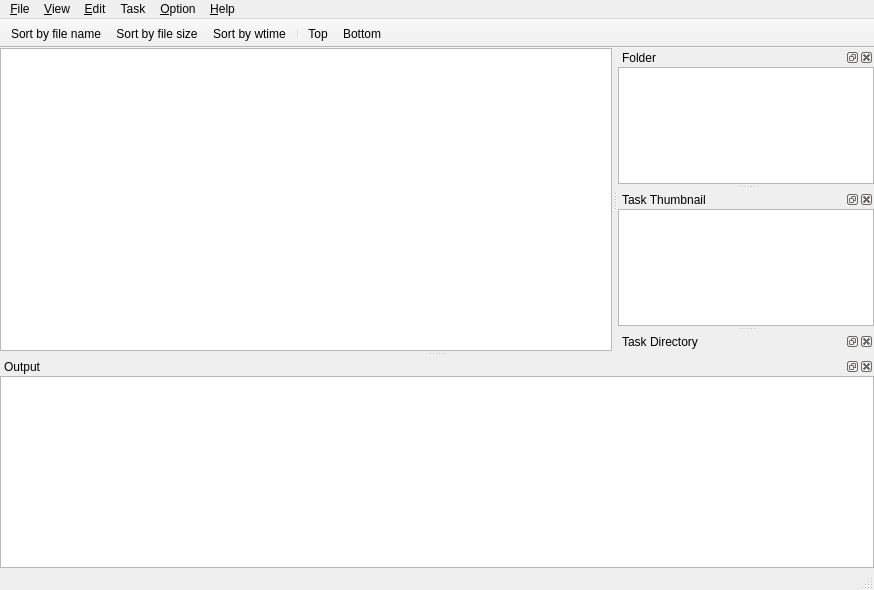
The window that src/mainwindow.ui (ambiesoft/SceneExplorer) describes before a commit, drawn with Qt 5.
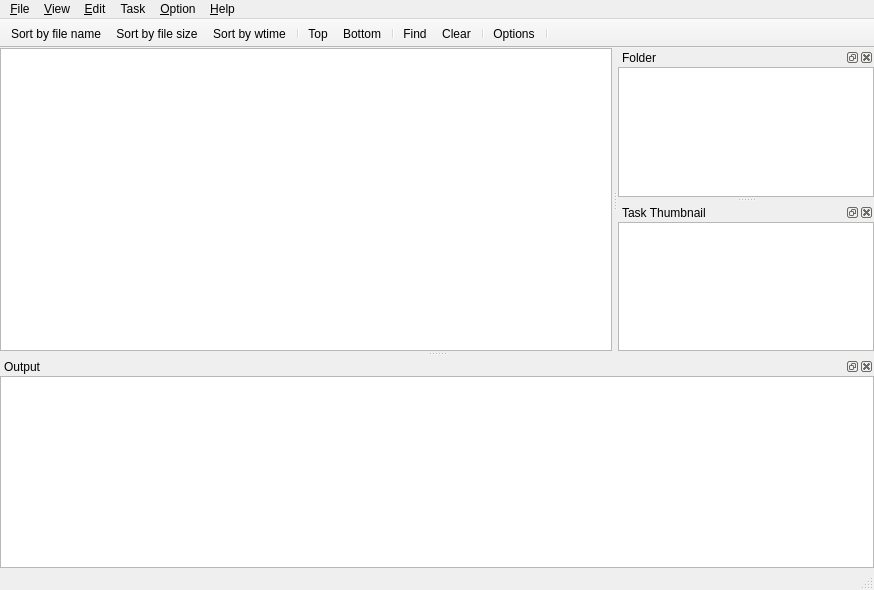
The same window after the commit. Custom widgets are drawn as their Qt base class.

The edit to the form file:
```diff
--- a/src/mainwindow.ui
+++ b/src/mainwindow.ui
@@ -154,6 +154,12 @@
    <addaction name="separator"/>
    <addaction name="action_Top"/>
    <addaction name="action_Bottom"/>
+   <addaction name="separator"/>
+   <addaction name="action_Find"/>
+   <addaction name="action_Clear"/>
+   <addaction name="separator"/>
+   <addaction name="action_Options"/>
+   <addaction name="separator"/>
   </widget>
   <widget class="QStatusBar" name="statusBar"/>
   <widget class="QDockWidget" name="dockLog">
@@ -284,33 +290,6 @@
     </layout>
    </widget>
   </widget>
-  <widget class="QDockWidget" name="dockWidget">
-   <property name="windowTitle">
-    <string>Task Directory</string>
-   </property>
-   <attribute name="dockWidgetArea">
-    <number>2</number>
-   </attribute>
-   <widget class="QWidget" name="dockWidgetContents_4">
-    <layout class="QHBoxLayout" name="horizontalLayout_4">
-     <property name="spacing">
-      <number>0</number>
-     </property>
-     <property name="leftMargin">
-      <number>0</number>
-     </property>
-     <property name="topMargin">
-      <number>0</number>
-     </property>
-     <property name="rightMargin">
-      <number>0</number>
-     </property>
-     <property name="bottomMargin">
-      <number>0</number>
-     </property>
-    </layout>
-   </widget>
-  </widget>
   <action name="action_Close">
    <property name="text">
     <string>&amp;Close</string>
@@ -413,6 +392,16 @@
     <string>Sort by &amp;bitrate</string>
    </property>
   </action>
+  <action name="action_Find">
+   <property name="text">
+    <string>&amp;Find</string>
+   </property>
+  </action>
+  <action name="action_Clear">
+   <property name="text">
+    <string>&amp;Clear</string>
+   </property>
+  </action>
  </widget>
  <layoutdefault spacing="6" margin="11"/>
  <customwidgets>
```
Left out of the diff: 8 changed lines with no effect on the pictures.
